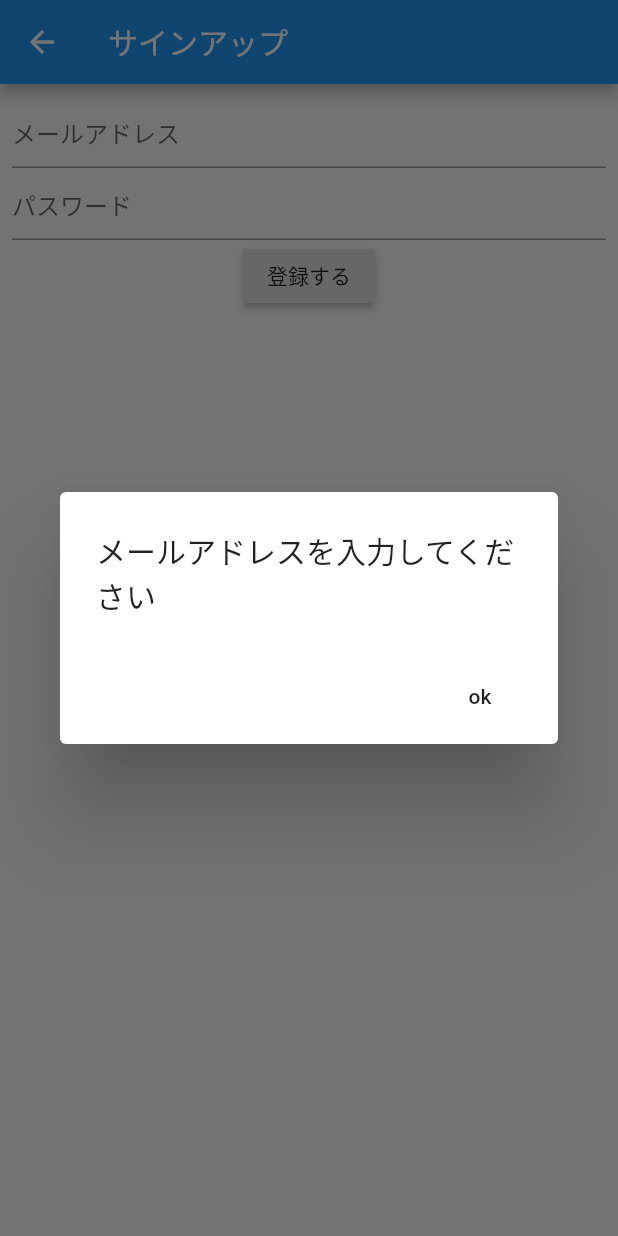
After one commit to yusuke-00/flutter_demo_app, a Flutter app: the SignUpPage screen opened directly, after a tap on "登録する", on a phone screen of 412 x 824 dp. The commit adds this screen. Run offline on Flutter 3.47's test engine with Material 2 defaults, Android fonts, the phone set to English and light mode, and no system bars; our stand-ins replace cloud_firestore, firebase_auth, firebase_core; accounts and stored records are empty.

Commit message:
ログイン機能の実装※勉強

```diff
--- /dev/null
+++ b/lib/signup/signup_model.dart
@@ -0,0 +1,33 @@
+import 'package:cloud_firestore/cloud_firestore.dart';
+import 'package:firebase_auth/firebase_auth.dart';
+import 'package:flutter/material.dart';
+
+class SignUpkModel extends ChangeNotifier {
+  String mail = "";
+  String password = "";
+
+  final FirebaseAuth _auth = FirebaseAuth.instance;
+
+  Future signUp() async {
+    if (mail.isEmpty) {
+      throw ("メールアドレスを入力してください");
+    }
+
+    if (password.isEmpty) {
+      throw ("パスワードを入力してください");
+    }
+    final User user = (await _auth.createUserWithEmailAndPassword(
+      email: mail,
+      password: password,
+    ))
+        .user;
+    final name = user.email;
+
+    FirebaseFirestore.instance.collection('users').add(
+      {
+        'email': mail,
+        'createdAt': Timestamp.now(),
+      },
+    );
+  }
+}
--- /dev/null
+++ b/lib/signup/signup_page.dart
@@ -0,0 +1,94 @@
+import 'package:flutter/material.dart';
+import 'package:flutter_demo_app/domain/book.dart';
+import 'package:provider/provider.dart';
+
+import 'signup_model.dart';
+
+// ignore: must_be_immutable
+class SignUpPage extends StatelessWidget {
+  Book get book => null;
+
+  Book get title => null;
+
+  @override
+  Widget build(BuildContext context) {
+    final mailController = TextEditingController();
+    final passwordController = TextEditingController();
+    return ChangeNotifierProvider<SignUpkModel>(
+      create: (_) => SignUpkModel(),
+      child: Scaffold(
+        appBar: AppBar(
+          title: Text("サインアップ"),
+        ),
+        body: Consumer<SignUpkModel>(
+          builder: (context, model, child) {
+            return Padding(
+              padding: const EdgeInsets.all(8.0),
+              child: Column(
+                children: [
+                  TextField(
+                    decoration: InputDecoration(hintText: "メールアドレス"),
+                    controller: mailController,
+                    onChanged: (text) {
+                      model.mail = text;
+                    },
+                  ),
+                  TextField(
+                    decoration: InputDecoration(hintText: "パスワード"),
+                    controller: passwordController,
+                    obscureText: true,
+                    onChanged: (text) {
+                      model.password = text;
+                    },
+                  ),
+                  RaisedButton(
+                    child: Text("登録する"),
+                    onPressed: () async {
+                      try {
+                        await model.signUp();
+                        _showDialog(
+                          context,
+                          "登録完了しました",
+                          title,
+                        );
+                      } catch (e) {
+                        _showDialog(
+                          context,
+                          e.toString(),
+                          book,
+                        );
+                      }
+                    },
+                  ),
+                ],
+              ),
+            );
+          },
+        ),
+      ),
+    );
+  }
+
+  Future _showDialog(
+    BuildContext context,
+    String title,
+    Book book,
+  ) {
+    showDialog(
+      context: context,
+      builder: (BuildContext context) {
+        return AlertDialog(
+          title: Text(title),
+          actions: <Widget>[
+            FlatButton(
+              child: Text("ok"),
+              onPressed: () {
+                Navigator.of(context).pop();
+              },
+            )
+          ],
+        );
+      },
+    );
+  }
+}
--- a/pubspec.yaml
+++ b/pubspec.yaml
@@ -14,6 +14,7 @@ dependencies:
   provider: ^4.3.3
   firebase_core: ^0.7.0
   cloud_firestore: ^0.16.0
+  firebase_auth: ^0.20.0+1
 
 dev_dependencies:
   flutter_test:
```
Also changed, not shown: lib/login/login_model.dart (added, +25 -0 lines), lib/login/login_page.dart (added, +94 -0 lines), lib/presentation/main/main.dart (+21 -1 lines), pubspec.lock.
